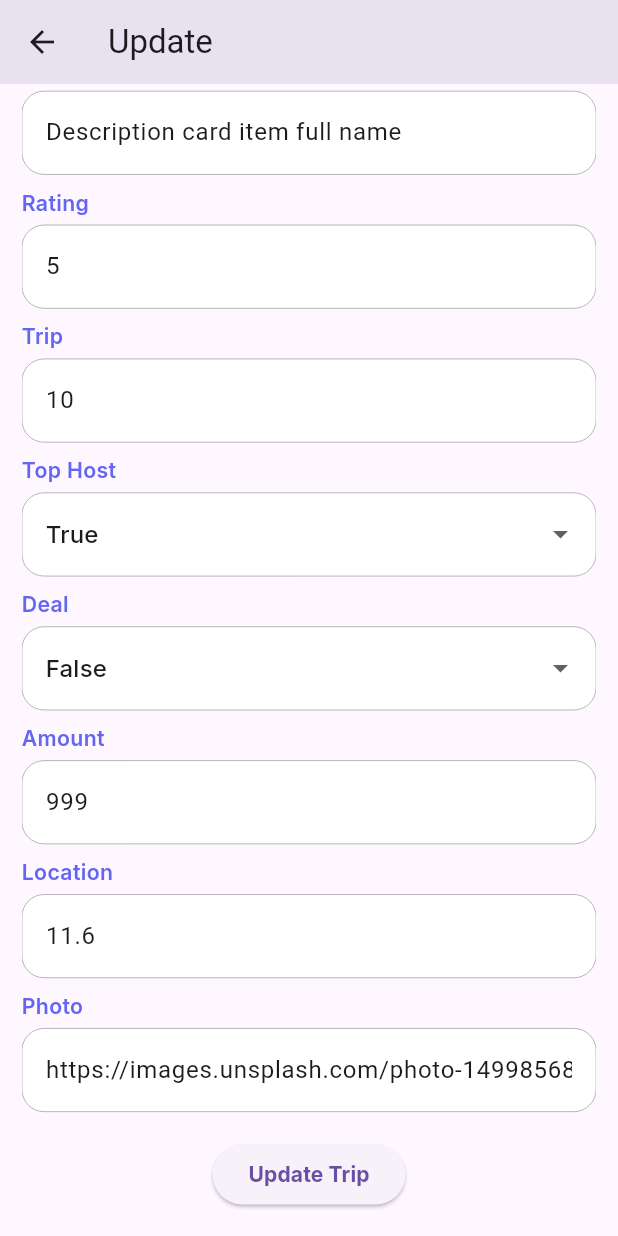
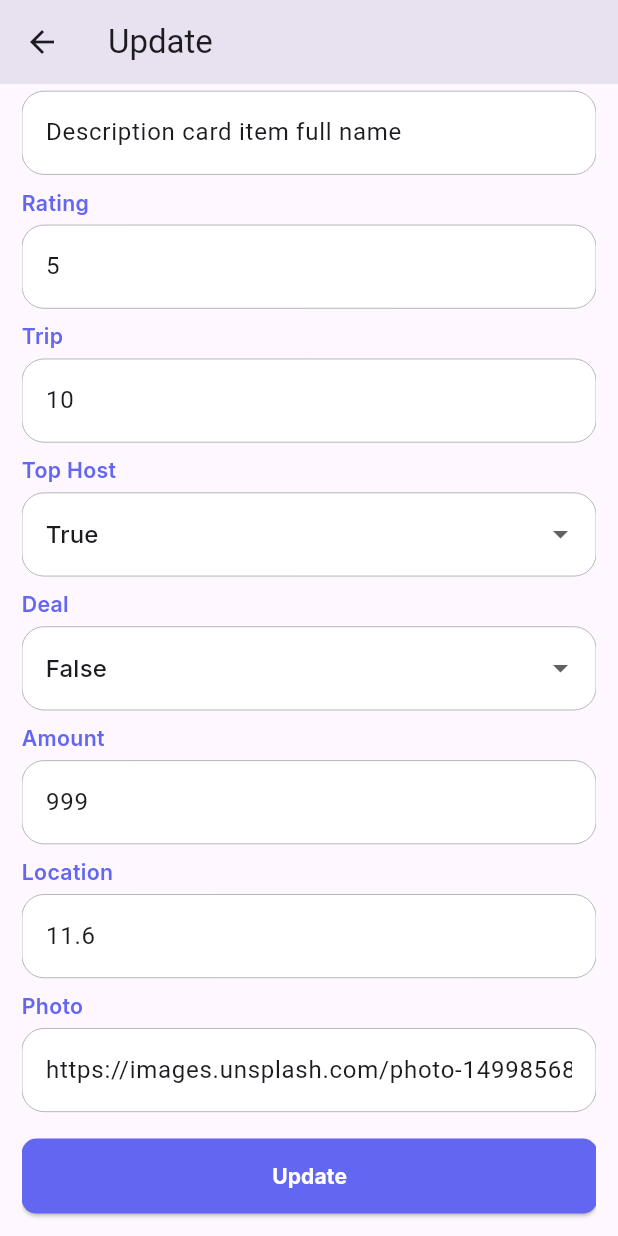
Before and after one commit to abirAbuAsim/brokr-app-assignment, a Flutter app: the UpdateTripScreen screen opened directly with sample values from the repository, scrolled down 118 dp, on a phone screen of 412 x 824 dp. Run offline on Flutter 3.47's test engine with Material 3 defaults, Android fonts, the phone set to English and light mode, and no system bars; our stand-ins replace dartz, flutter_riverpod, flutter_screenutil, flutter_svg, google_fonts.

```diff
--- a/lib/features/trips/presentation/pages/update_trip_screen.dart
+++ b/lib/features/trips/presentation/pages/update_trip_screen.dart
@@ -118,7 +118,7 @@ class UpdateTripScreen extends ConsumerWidget {
                     ),
                     value: selectedTopHost,
                     onChanged: (bool? newValue) {
-                        selectedTopHost = newValue!;
+                      selectedTopHost = newValue!;
                     },
                     items: [
                       DropdownMenuItem<bool>(
@@ -254,8 +254,19 @@ class UpdateTripScreen extends ConsumerWidget {
                             Navigator.pop(context);
                           }
                         },
+                        style: ElevatedButton.styleFrom(
+                          minimumSize: const Size(384,
+                              50), // Fixed size to match the rectangle's design
+                          backgroundColor: const Color(
+                              0xFF6366F1), // Set to the specific color of the rectangle
+                          foregroundColor: Colors.white, // White text
+                          shape: RoundedRectangleBorder(
+                            borderRadius: BorderRadius.circular(
+                                10), // Border radius of 10
+                          ),
+                        ),
                         child: Text(
-                          'Update Trip',
+                          'Update',
                           style: GoogleFonts.inter(fontWeight: FontWeight.w700),
                         ),
                       ),
```
Also changed, not shown: assets/images/brokr-car-list-screenshot.png (added), assets/images/brokr-choose-action.png (added), assets/images/brokr-delete-confirm.png (added), assets/images/brokr-update-screen.png (added).
